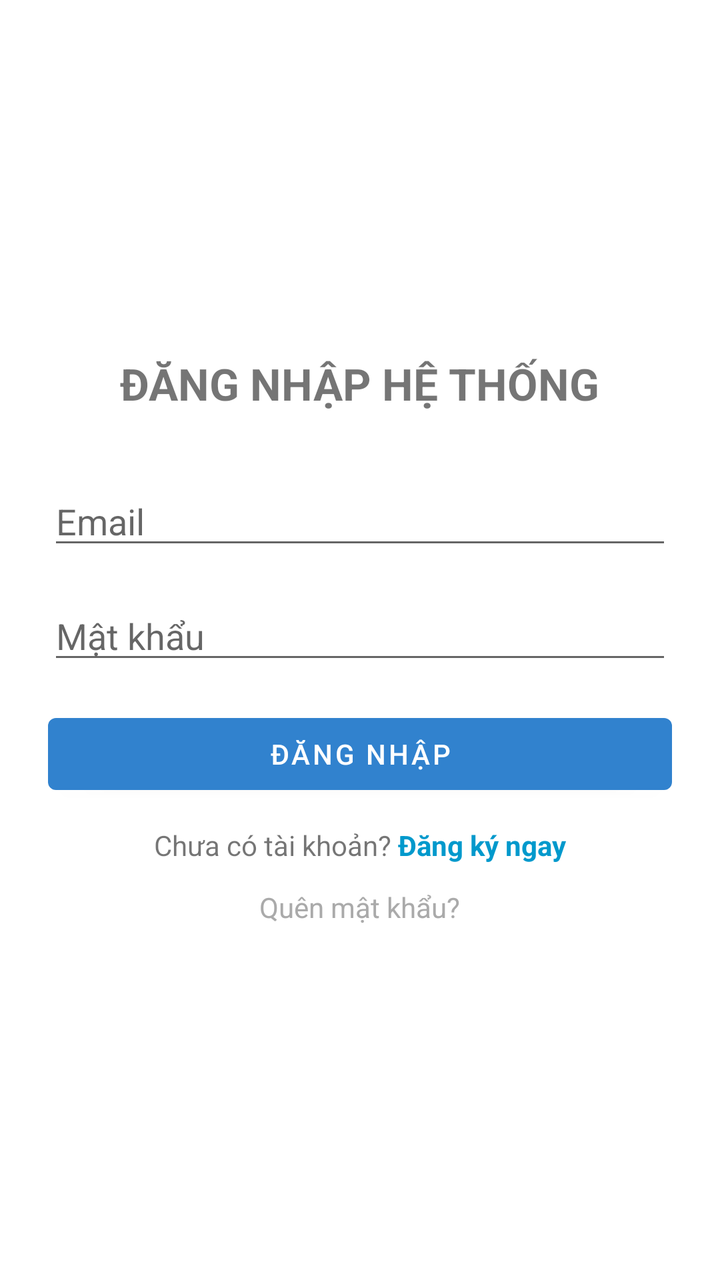
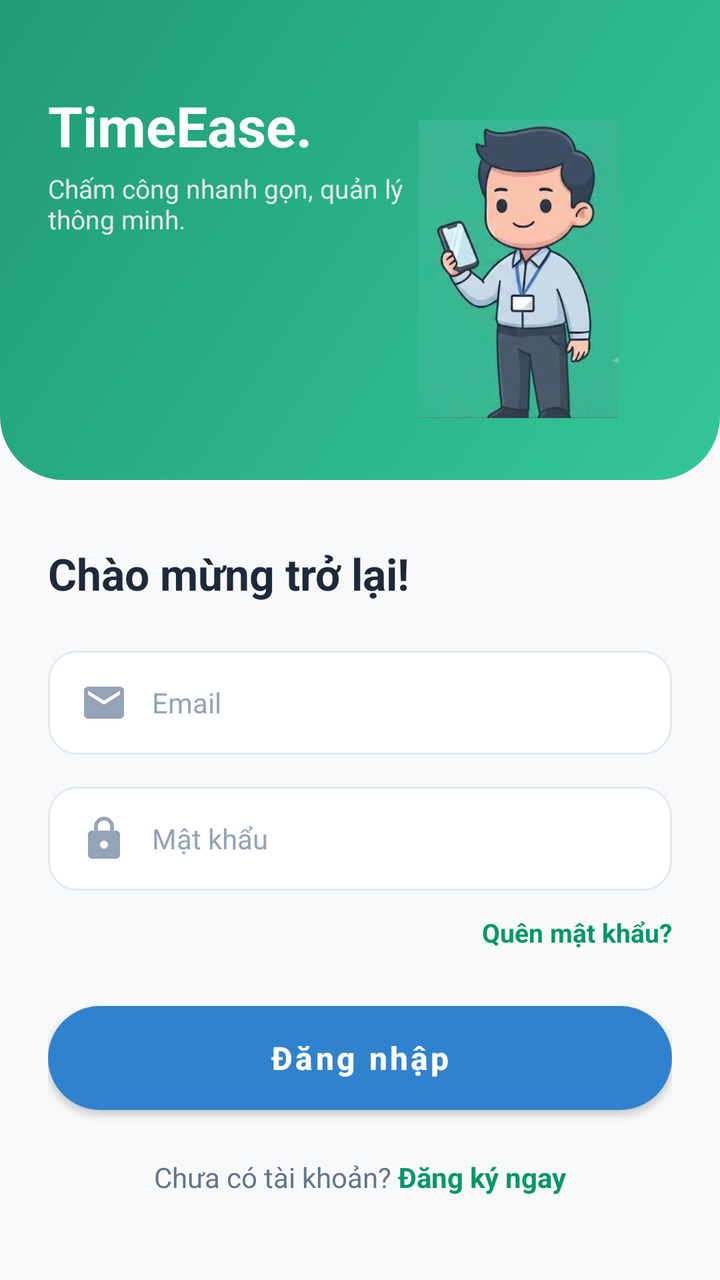

Before-and-after screenshots of an Android layout around one commit, followed by the original layout XML and the change that was made.
<!-- AndroidManifest.xml: application theme Theme.AppChamCong -->
<!-- res/layout/activity_login.xml -->
<?xml version="1.0" encoding="utf-8"?>
<LinearLayout xmlns:android="http://schemas.android.com/apk/res/android"
    android:layout_width="match_parent"
    android:layout_height="match_parent"
    android:orientation="vertical"
    android:gravity="center"
    android:padding="24dp">

    <TextView
        android:layout_width="wrap_content"
        android:layout_height="wrap_content"
        android:text="ĐĂNG NHẬP HỆ THỐNG"
        android:textSize="22sp"
        android:textStyle="bold"
        android:layout_marginBottom="32dp"/>

    <EditText
        android:id="@+id/edtEmail"
        android:layout_width="match_parent"
        android:layout_height="wrap_content"
        android:hint="Email"
        android:inputType="textEmailAddress"
        android:layout_marginBottom="16dp"/>

    <EditText
        android:id="@+id/edtPassword"
        android:layout_width="match_parent"
        android:layout_height="wrap_content"
        android:hint="Mật khẩu"
        android:inputType="textPassword"
        android:layout_marginBottom="16dp"/>

    <Button
        android:id="@+id/btnLogin"
        android:layout_width="match_parent"
        android:layout_height="wrap_content"
        android:text="Đăng Nhập"
        android:layout_marginBottom="12dp"/>

    <LinearLayout
        android:layout_width="match_parent"
        android:layout_height="wrap_content"
        android:orientation="horizontal"
        android:gravity="center"
        android:layout_marginBottom="12dp">

        <TextView
            android:layout_width="wrap_content"
            android:layout_height="wrap_content"
            android:text="Chưa có tài khoản? "/>

        <TextView
            android:id="@+id/tvRegister"
            android:layout_width="wrap_content"
            android:layout_height="wrap_content"
            android:text="Đăng ký ngay"
            android:textColor="@android:color/holo_blue_dark"
            android:textStyle="bold"/>
    </LinearLayout>

    <TextView
        android:id="@+id/tvForgotPassword"
        android:layout_width="wrap_content"
        android:layout_height="wrap_content"
        android:text="Quên mật khẩu?"
        android:textColor="@android:color/darker_gray"
        android:textSize="14sp"/>
</LinearLayout>
<!-- resources referenced by this layout -->
<resources>
  <style name="Theme.AppChamCong" parent="Theme.MaterialComponents.DayNight.NoActionBar">
          <item name="colorPrimary">@color/brand_primary</item>
          <item name="colorPrimaryDark">@color/brand_primary_dark</item>
          <item name="colorAccent">@color/brand_primary</item>
      </style>
  <color name="brand_primary">#3182CE</color>
  <color name="brand_primary_dark">#2B6CB0</color>
</resources>

<!-- the commit's change to res/layout/activity_login.xml (unified diff, before → after) -->
@@ -1,68 +1,169 @@
 <?xml version="1.0" encoding="utf-8"?>
-<LinearLayout xmlns:android="http://schemas.android.com/apk/res/android"
+<androidx.constraintlayout.widget.ConstraintLayout xmlns:android="http://schemas.android.com/apk/res/android"
+    xmlns:app="http://schemas.android.com/apk/res-auto"
+    xmlns:tools="http://schemas.android.com/tools"
     android:layout_width="match_parent"
     android:layout_height="match_parent"
-    android:orientation="vertical"
-    android:gravity="center"
-    android:padding="24dp">
+    android:background="#F8F9FA">
 
-    <TextView
-        android:layout_width="wrap_content"
-        android:layout_height="wrap_content"
-        android:text="ĐĂNG NHẬP HỆ THỐNG"
-        android:textSize="22sp"
-        android:textStyle="bold"
-        android:layout_marginBottom="32dp"/>
+    
+    <androidx.constraintlayout.widget.ConstraintLayout
+        android:id="@+id/headerContainer"
+        android:layout_width="match_parent"
+        android:layout_height="240dp"
+        android:background="@drawable/bg_header_gradient"
+        android:padding="24dp"
+        app:layout_constraintTop_toTopOf="parent">
 
-    <EditText
-        android:id="@+id/edtEmail"
-        android:layout_width="match_parent"
-        android:layout_height="wrap_content"
-        android:hint="Email"
-        android:inputType="textEmailAddress"
-        android:layout_marginBottom="16dp"/>
+        <TextView
+            android:id="@+id/tvAppName"
+            android:layout_width="wrap_content"
+            android:layout_height="wrap_content"
+            android:layout_marginTop="20dp"
+            android:text="TimeEase."
+            android:textColor="@android:color/white"
+            android:textSize="28sp"
+            android:textStyle="bold"
+            app:layout_constraintStart_toStartOf="parent"
+            app:layout_constraintTop_toTopOf="parent" />
 
-    <EditText
-        android:id="@+id/edtPassword"
-        android:layout_width="match_parent"
-        android:layout_height="wrap_content"
-        android:hint="Mật khẩu"
-        android:inputType="textPassword"
-        android:layout_marginBottom="16dp"/>
+        <TextView
+            android:id="@+id/tvAppSlogan"
+            android:layout_width="0dp"
+            android:layout_height="wrap_content"
+            android:layout_marginTop="4dp"
+            android:layout_marginRight="120dp"
+            android:text="Chấm công nhanh gọn, quản lý thông minh."
+            android:textColor="#E2E8F0"
+            android:textSize="13sp"
+            app:layout_constraintEnd_toEndOf="parent"
+            app:layout_constraintStart_toStartOf="parent"
+            app:layout_constraintTop_toBottomOf="@id/tvAppName" />
 
-    <Button
-        android:id="@+id/btnLogin"
-        android:layout_width="match_parent"
-        android:layout_height="wrap_content"
-        android:text="Đăng Nhập"
-        android:layout_marginBottom="12dp"/>
+        
+        <ImageView
+            android:id="@+id/imgHeaderChibi"
+            android:layout_width="137dp"
+            android:layout_height="149dp"
+            android:layout_marginEnd="8dp"
+            android:contentDescription="Chibi Login"
+            android:scaleType="centerInside"
+            android:src="@drawable/chibi_1"
+            app:layout_constraintBottom_toBottomOf="parent"
+            app:layout_constraintEnd_toEndOf="parent"
+            app:layout_constraintTop_toTopOf="parent"
+            app:layout_constraintVertical_bias="0.837" />
 
+    </androidx.constraintlayout.widget.ConstraintLayout>
+
+    
     <LinearLayout
         android:layout_width="match_parent"
-        android:layout_height="wrap_content"
-        android:orientation="horizontal"
-        android:gravity="center"
-        android:layout_marginBottom="12dp">
+        android:layout_height="0dp"
+        android:gravity="center_horizontal"
+        android:orientation="vertical"
+        android:paddingHorizontal="24dp"
+        android:paddingTop="32dp"
+        app:layout_constraintBottom_toBottomOf="parent"
+        app:layout_constraintTop_toBottomOf="@id/headerContainer">
 
+        
         <TextView
+            android:layout_width="match_parent"
+            android:layout_height="wrap_content"
+            android:layout_marginBottom="24dp"
+            android:text="Chào mừng trở lại!"
+            android:textColor="#1E293B"
+            android:textSize="22sp"
+            android:textStyle="bold" />
+
+        
+        <EditText
+            android:id="@+id/edtEmail"
+            android:layout_width="match_parent"
+            android:layout_height="52dp"
+            android:layout_marginBottom="16dp"
+            android:background="@drawable/bg_rounded_input"
+            android:drawableStart="@drawable/ic_email_placeholder"
+            android:drawablePadding="12dp"
+            android:hint="Email"
+            android:inputType="textEmailAddress"
+            android:paddingHorizontal="16dp"
+            android:textColor="#1E293B"
+            android:textColorHint="#94A3B8"
+            android:textSize="14sp" />
+
+        
+        <EditText
+            android:id="@+id/edtPassword"
+            android:layout_width="match_parent"
+            android:layout_height="52dp"
+            android:layout_marginBottom="12dp"
+            android:background="@drawable/bg_rounded_input"
+            android:drawableStart="@drawable/ic_lock_placeholder"
+            android:drawablePadding="12dp"
+            android:hint="Mật khẩu"
+            android:inputType="textPassword"
+            android:paddingHorizontal="16dp"
+            android:textColor="#1E293B"
+            android:textColorHint="#94A3B8"
+            android:textSize="14sp" />
+
+        
+        <RelativeLayout
+            android:layout_width="match_parent"
+            android:layout_height="wrap_content"
+            android:layout_marginBottom="28dp">
+
+            <TextView
+                android:id="@+id/tvForgotPassword"
+                android:layout_width="wrap_content"
+                android:layout_height="wrap_content"
+                android:layout_alignParentEnd="true"
+                android:layout_centerVertical="true"
+                android:text="Quên mật khẩu?"
+                android:textColor="#059669"
+                android:textSize="13sp"
+                android:textStyle="bold" />
+        </RelativeLayout>
+
+        
+        <Button
+            android:id="@+id/btnLogin"
+            android:layout_width="match_parent"
+            android:layout_height="52dp"
+            android:layout_marginBottom="24dp"
+            android:background="@drawable/bg_button_gradient"
+            android:text="Đăng nhập"
+            android:textAllCaps="false"
+            android:textColor="@android:color/white"
+            android:textSize="16sp"
+            android:textStyle="bold" />
+
+        
+        <LinearLayout
             android:layout_width="wrap_content"
             android:layout_height="wrap_content"
-            android:text="Chưa có tài khoản? "/>
+            android:gravity="center"
+            android:orientation="horizontal">
 
-        <TextView
-            android:id="@+id/tvRegister"
-            android:layout_width="wrap_content"
-            android:layout_height="wrap_content"
-            android:text="Đăng ký ngay"
-            android:textColor="@android:color/holo_blue_dark"
-            android:textStyle="bold"/>
+            <TextView
+                android:layout_width="wrap_content"
+                android:layout_height="wrap_content"
+                android:text="Chưa có tài khoản? "
+                android:textColor="#64748B"
+                android:textSize="14sp" />
+
+            <TextView
+                android:id="@+id/tvRegister"
+                android:layout_width="wrap_content"
+                android:layout_height="wrap_content"
+                android:text="Đăng ký ngay"
+                android:textColor="#059669"
+                android:textSize="14sp"
+                android:textStyle="bold" />
+        </LinearLayout>
+
     </LinearLayout>
 
-    <TextView
-        android:id="@+id/tvForgotPassword"
-        android:layout_width="wrap_content"
-        android:layout_height="wrap_content"
-        android:text="Quên mật khẩu?"
-        android:textColor="@android:color/darker_gray"
-        android:textSize="14sp"/>
-</LinearLayout>
+</androidx.constraintlayout.widget.ConstraintLayout>
<!-- resource entries referenced after the edit -->
@@ -1,5 +1,52 @@
 <!-- resources referenced by this layout -->
 <resources>
+  <!-- drawable bg_button_gradient (drawable) -->
+  <?xml version="1.0" encoding="utf-8"?>
+  <shape xmlns:android="http://schemas.android.com/apk/res/android"
+      android:shape="rectangle">
+      <gradient
+          android:angle="0"
+          android:endColor="#059669"
+          android:startColor="#10B981"
+          android:type="linear" />
+      <corners android:radius="28dp" />
+  </shape>
+  <!-- drawable bg_header_gradient (drawable) -->
+  <?xml version="1.0" encoding="utf-8"?>
+  <shape xmlns:android="http://schemas.android.com/apk/res/android"
+      android:shape="rectangle">
+      <gradient
+          android:angle="135"
+          android:endColor="#209B75"
+          android:startColor="#34C799"
+          android:type="linear" />
+      <corners
+          android:bottomLeftRadius="32dp"
+          android:bottomRightRadius="32dp" />
+  </shape>
+  <!-- drawable bg_rounded_input (drawable) -->
+  <?xml version="1.0" encoding="utf-8"?>
+  <shape xmlns:android="http://schemas.android.com/apk/res/android"
+      android:shape="rectangle">
+      <solid android:color="@android:color/white" />
+      <corners android:radius="14dp" />
+      <stroke
+          android:width="1dp"
+          android:color="#E2E8F0" />
+  </shape>
+  <!-- drawable chibi_1: jpg bitmap (drawable, 35648 bytes) -->
+  <!-- drawable ic_email_placeholder (drawable) -->
+  <vector xmlns:android="http://schemas.android.com/apk/res/android" android:height="24dp" android:tint="#94A3B8" android:viewportHeight="24" android:viewportWidth="24" android:width="24dp">
+        
+      <path android:fillColor="@android:color/white" android:pathData="M20,4L4,4c-1.1,0 -1.99,0.9 -1.99,2L2,18c0,1.1 0.9,2 2,2h16c1.1,0 2,-0.9 2,-2L22,6c0,-1.1 -0.9,-2 -2,-2zM20,8l-8,5 -8,-5L4,6l8,5 8,-5v2z"/>
+      
+  </vector>
+  <!-- drawable ic_lock_placeholder (drawable) -->
+  <vector xmlns:android="http://schemas.android.com/apk/res/android" android:height="24dp" android:tint="#94A3B8" android:viewportHeight="24" android:viewportWidth="24" android:width="24dp">
+        
+      <path android:fillColor="@android:color/white" android:pathData="M18,8h-1L17,6c0,-2.76 -2.24,-5 -5,-5S7,3.24 7,6v2L6,8c-1.1,0 -2,0.9 -2,2v10c0,1.1 0.9,2 2,2h12c1.1,0 2,-0.9 2,-2L20,10c0,-1.1 -0.9,-2 -2,-2zM12,17c-1.1,0 -2,-0.9 -2,-2s0.9,-2 2,-2 2,0.9 2,2 -0.9,2 -2,2zM15.1,8L8.9,8L8.9,6c0,-1.71 1.39,-3.1 3.1,-3.1 1.71,0 3.1,1.39 3.1,3.1v2z"/>
+      
+  </vector>
   <style name="Theme.AppChamCong" parent="Theme.MaterialComponents.DayNight.NoActionBar">
           <item name="colorPrimary">@color/brand_primary</item>
           <item name="colorPrimaryDark">@color/brand_primary_dark</item>
